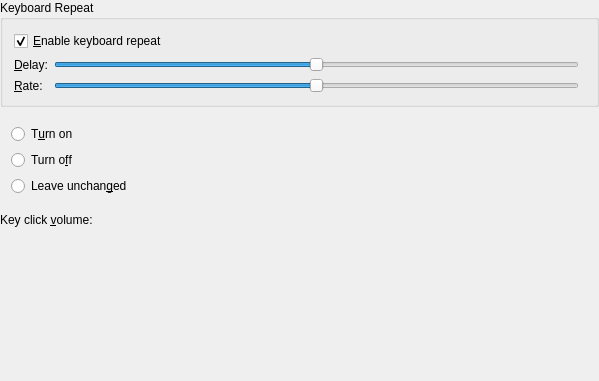
Old version of the form kcontrol/keyboard/kcmmiscwidget.ui in the repository mgottschlag/kwin-tiling.
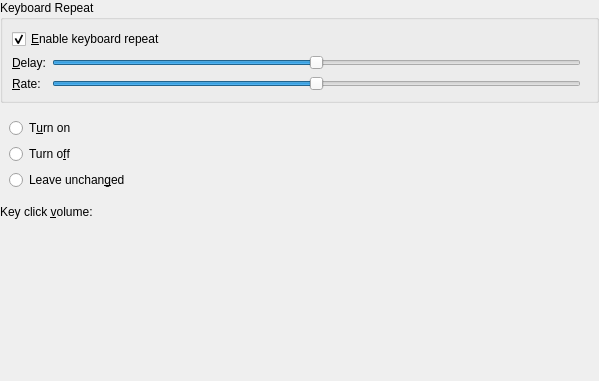
New version of the form. Custom widgets are drawn as their Qt base class.

What changed in the file:
```diff
--- a/kcontrol/keyboard/kcmmiscwidget.ui
+++ b/kcontrol/keyboard/kcmmiscwidget.ui
@@ -214,8 +214,6 @@
    </item>
   </layout>
  </widget>
- <layoutdefault spacing="6" margin="11" />
- <layoutfunction spacing="KDialog::spacingHint" margin="KDialog::marginHint" />
   <customwidgets>
   <customwidget>
    <class>KDoubleNumInput</class>
```
